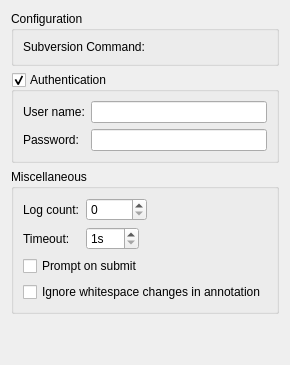
First picture: the form in src/plugins/subversion/settingspage.ui, repository qt-creator/qt-creator, before the edit.
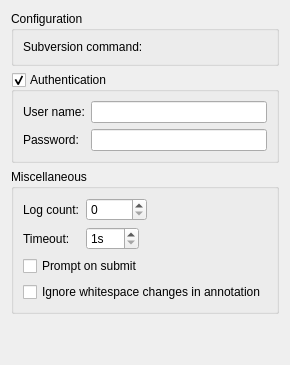
Second picture: the form after the edit. Custom widgets are drawn as their Qt base class.

```diff
--- a/src/plugins/subversion/settingspage.ui
+++ b/src/plugins/subversion/settingspage.ui
@@ -12,7 +12,7 @@
       <item row="0" column="0">
        <widget class="QLabel" name="commandLabel">
         <property name="text">
-         <string>Subversion Command:</string>
+         <string>Subversion command:</string>
         </property>
        </widget>
       </item>
```
Left out of the diff: 4 changed lines with no effect on the pictures.
